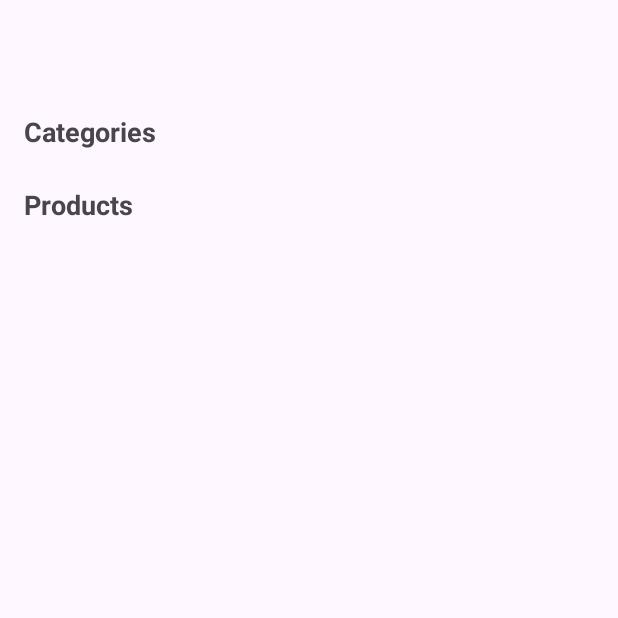
After one commit to almuheetushihab/Awesome-Shop, an Android app: the fragment HomeFragment shown on its own in the app's theme, on a phone screen of 412 x 824 dp, the top half of it. The commit adds this screen. Run offline under Robolectric (Android 15) with nearby library versions, the phone set to English and light mode, and no system bars.

Commit message:
home Fragment included

```diff
--- /dev/null
+++ b/app/src/main/java/com/example/awesomeshop/HomeFragment.kt
@@ -0,0 +1,24 @@
+package com.example.awesomeshop
+
+import android.os.Bundle
+import androidx.fragment.app.Fragment
+import android.view.LayoutInflater
+import android.view.View
+import android.view.ViewGroup
+
+
+class HomeFragment : Fragment() {
+
+
+
+
+    override fun onCreateView(
+        inflater: LayoutInflater, container: ViewGroup?,
+        savedInstanceState: Bundle?
+    ): View? {
+
+        return inflater.inflate(R.layout.fragment_home, container, false)
+    }
+
+
+}
--- /dev/null
+++ b/app/src/main/res/layout/cart.xml
@@ -0,0 +1,6 @@
+<?xml version="1.0" encoding="utf-8"?>
+<androidx.constraintlayout.widget.ConstraintLayout xmlns:android="http://schemas.android.com/apk/res/android"
+    android:layout_width="match_parent"
+    android:layout_height="match_parent">
+
+</androidx.constraintlayout.widget.ConstraintLayout>
--- a/app/src/main/res/layout/home_fragment.xml
+++ b/app/src/main/res/layout/fragment_home.xml
@@ -6,7 +6,7 @@
     android:layout_width="match_parent"
     android:layout_height="match_parent"
     android:padding="16dp"
-    tools:context=".LoginFragment"
+    tools:context=".HomeFragment"
     >
 
 
--- a/app/src/main/res/layout/fragment_login.xml
+++ b/app/src/main/res/layout/fragment_login.xml
@@ -27,7 +27,7 @@
     <EditText
         android:id="@+id/et_FullName"
         android:layout_width="match_parent"
-        android:layout_height="80dp"
+        android:layout_height="70dp"
         android:hint="@string/full_name"
         android:autofillHints="full_name"
         android:padding="10dp"
@@ -42,7 +42,7 @@
     <EditText
         android:id="@+id/et_Username"
         android:layout_width="match_parent"
-        android:layout_height="80dp"
+        android:layout_height="70dp"
         android:hint="@string/username"
         android:padding="10dp"
         android:inputType="textPersonName"
@@ -57,7 +57,7 @@
     <EditText
         android:id="@+id/et_Password"
         android:layout_width="match_parent"
-        android:layout_height="80dp"
+        android:layout_height="70dp"
         android:hint="@string/password"
         android:autofillHints="password"
         android:padding="10dp"
--- a/app/src/main/res/values/strings.xml
+++ b/app/src/main/res/values/strings.xml
@@ -18,4 +18,6 @@
     <string name="categories">Categories</string>
     <string name="products">Products</string>
     <string name="product_image">Product Image</string>
+    <!-- TODO: Remove or change this placeholder text -->
+    <string name="hello_blank_fragment">Hello blank fragment</string>
 </resources>
```
